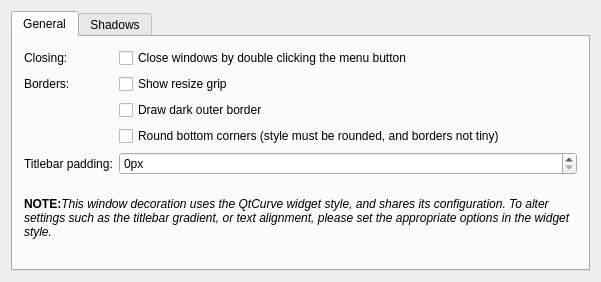
This is kwinconfig/qtcurvekwinconfigwidget.ui in QtCurve/qtcurve as Qt 5 draws it before an edit. The edited form follows.
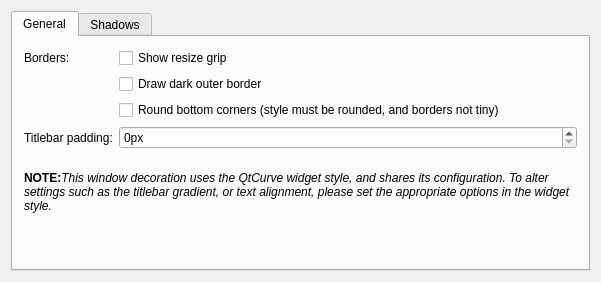
This is the edited form. Custom widgets are drawn as their Qt base class.

Commit message: - Remove close on click option - Set titlebar pad range

```diff
--- a/kwinconfig/qtcurvekwinconfigwidget.ui
+++ b/kwinconfig/qtcurvekwinconfigwidget.ui
@@ -24,58 +24,41 @@
        <item>
         <layout class="QFormLayout" name="formLayout">
          <item row="0" column="0">
-          <widget class="QLabel" name="label_3">
-           <property name="text">
-            <string>Closing:</string>
-           </property>
-          </widget>
-         </item>
-         <item row="0" column="1">
-          <widget class="QCheckBox" name="menuClose">
-           <property name="whatsThis">
-            <string>Check this option if you want windows to be closed when you double click the menu button, similar to Microsoft Windows.</string>
-           </property>
-           <property name="text">
-            <string>Close windows by double clicking the menu button</string>
-           </property>
-          </widget>
-         </item>
-         <item row="1" column="0">
           <widget class="QLabel" name="label_4">
            <property name="text">
             <string>Borders:</string>
            </property>
           </widget>
          </item>
-         <item row="1" column="1">
+         <item row="0" column="1">
           <widget class="QCheckBox" name="resizeGrip">
            <property name="text">
             <string>Show resize grip</string>
            </property>
           </widget>
          </item>
-         <item row="3" column="1">
+         <item row="2" column="1">
           <widget class="QCheckBox" name="roundBottom">
            <property name="text">
             <string>Round bottom corners (style must be rounded, and borders not tiny)</string>
            </property>
           </widget>
          </item>
-         <item row="2" column="1">
+         <item row="1" column="1">
           <widget class="QCheckBox" name="outerBorder">
            <property name="text">
             <string>Draw dark outer border</string>
            </property>
           </widget>
          </item>
-         <item row="4" column="0">
+         <item row="3" column="0">
           <widget class="QLabel" name="label_2">
            <property name="text">
             <string>Titlebar padding:</string>
            </property>
           </widget>
          </item>
-         <item row="4" column="1">
+         <item row="3" column="1">
           <widget class="KIntSpinBox" name="titleBarPad">
            <property name="suffix">
             <string>px</string>
```
Left out of the diff: 1 changed line with no effect on the pictures. The commit also changes 4 other files.
